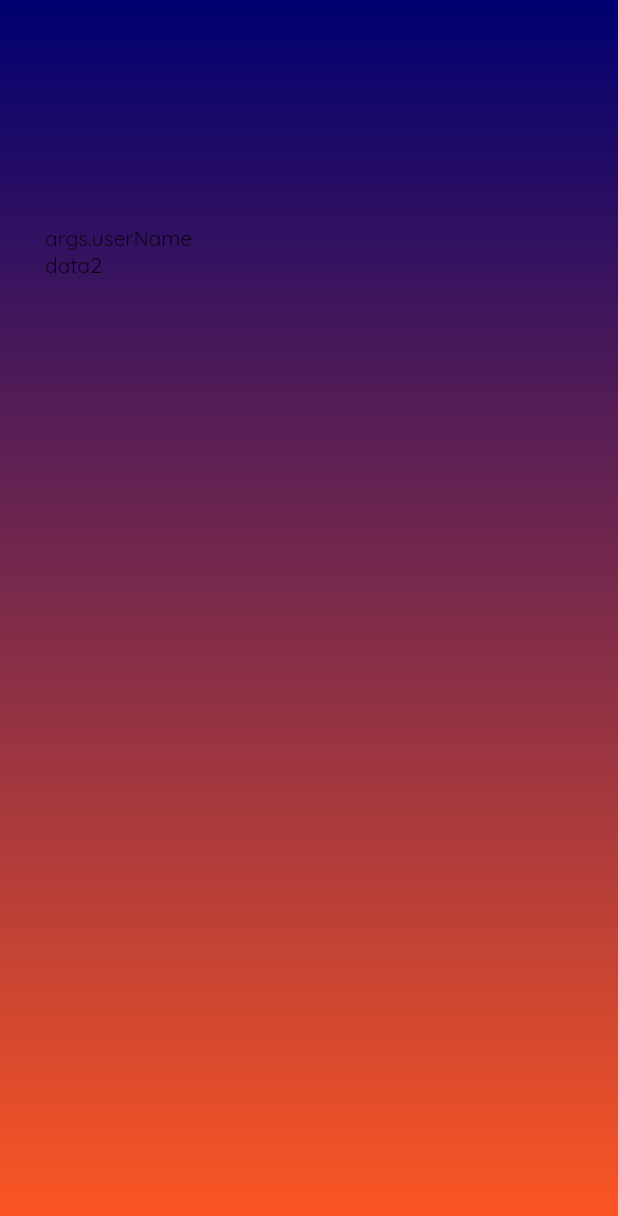
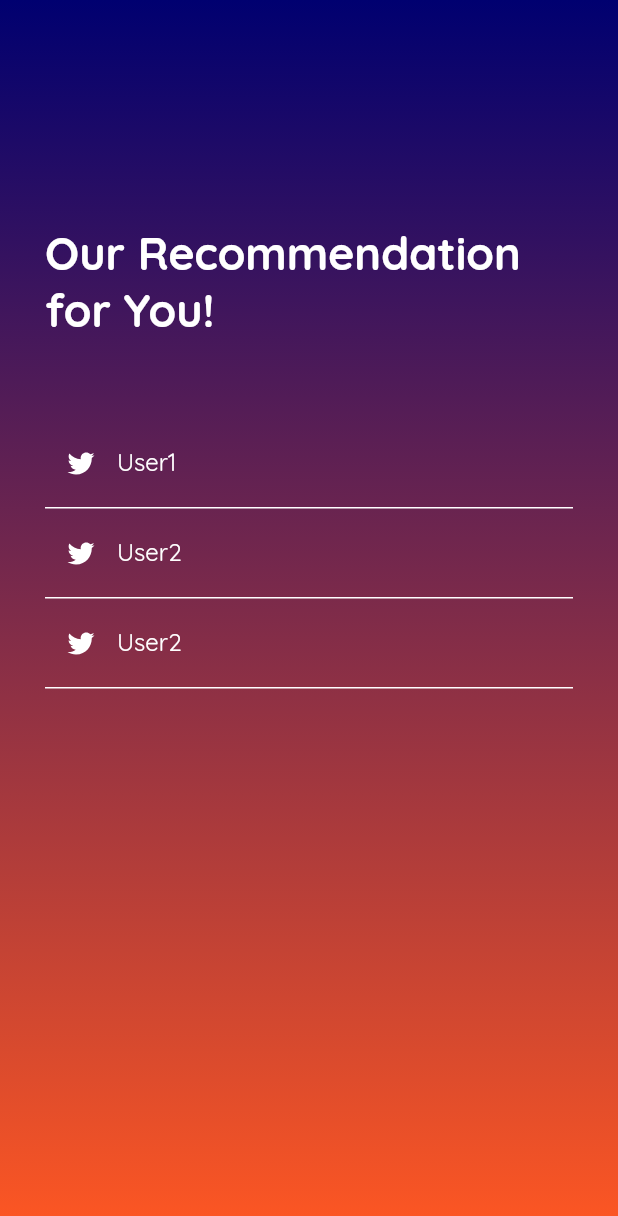
Before and after one commit to OzgeAydin982/UnifyYeni, a Flutter app: the GetRecPage screen opened by its route, on a phone screen of 412 x 824 dp. Shown: the top 1216 px of the screen. Run offline on Flutter 3.47's test engine with Material 2 defaults, Android fonts, the phone set to English and light mode, and no system bars; our stand-ins replace cloud_firestore, firebase_auth, firebase_core, firebase_messaging, line_icons; accounts and stored records are empty.

Commit message:
Update GetRec

```diff
--- a/lib/screens/GetRec.dart
+++ b/lib/screens/GetRec.dart
@@ -7,11 +7,131 @@ import 'package:unify_app/screens/tabs/recommendation.dart';
 import 'package:unify_app/utils/color.dart';
 
 class GetRecPage extends StatelessWidget {
-@override
-Widget build(BuildContext context) {
+  final _formKey = GlobalKey<FormState>();
+  @override
+  Widget build(BuildContext context) {
+    // Change Status Bar Color
+    SystemChrome.setSystemUIOverlayStyle(
+      SystemUiOverlayStyle(statusBarColor: primaryColor),
+    );
+    final pageTitle = Column(
+      //crossAxisAlignment: CrossAxisAlignment.start,
+      children: <Widget>[
+        Text(
+          "Our Recommendation for You!",
+          style: TextStyle(
+            fontWeight: FontWeight.bold,
+            color: Colors.white,
+            fontSize: 30.0,
+          ),
+        ),
+        Text(
+          "",
+          style: TextStyle(
+            color: Colors.white,
+            fontSize: 18.0,
+            fontWeight: FontWeight.w500,
+          ),
+        )
+      ],
+    );
 
+    final emailField = TextFormField(
+      decoration: InputDecoration(
+        labelText: 'User1',
+        labelStyle: TextStyle(color: Colors.white),
+        prefixIcon: Icon(
+          LineIcons.twitter,
+          color: Colors.white,
+        ),
+        enabledBorder: UnderlineInputBorder(
+          borderSide: BorderSide(color: Colors.white),
+        ),
+        focusedBorder: UnderlineInputBorder(
+          borderSide: BorderSide(color: Colors.white),
+        ),
+      ),
+      keyboardType: TextInputType.emailAddress,
+      style: TextStyle(color: Colors.white),
+      cursorColor: Colors.white,
+    );
 
+    final passwordField = TextFormField(
+      decoration: InputDecoration(
+        labelText: 'User2',
+        labelStyle: TextStyle(color: Colors.white),
+        prefixIcon: Icon(
+          LineIcons.twitter,
+          color: Colors.white,
+        ),
+        enabledBorder: UnderlineInputBorder(
+          borderSide: BorderSide(color: Colors.white),
+        ),
+        focusedBorder: UnderlineInputBorder(
+          borderSide: BorderSide(color: Colors.white),
+        ),
+      ),
+      keyboardType: TextInputType.text,
+      style: TextStyle(color: Colors.white),
+      cursorColor: Colors.white,
+      obscureText: true,
+    );
+    final userField = TextFormField(
+      decoration: InputDecoration(
+        labelText: 'User2',
+        labelStyle: TextStyle(color: Colors.white),
+        prefixIcon: Icon(
+          LineIcons.twitter,
+          color: Colors.white,
+        ),
+        enabledBorder: UnderlineInputBorder(
+          borderSide: BorderSide(color: Colors.white),
+        ),
+        focusedBorder: UnderlineInputBorder(
+          borderSide: BorderSide(color: Colors.white),
+        ),
+      ),
+      keyboardType: TextInputType.text,
+      style: TextStyle(color: Colors.white),
+      cursorColor: Colors.white,
+      obscureText: true,
+    );
 
+    final signupForm = Padding(
+      padding: EdgeInsets.only(top: 30.0),
+      child: Form(
+        key: _formKey,
+        child: Column(
+          children: <Widget>[emailField, passwordField, userField],
+        ),
+      ),
+    );
+
+    /*final signupBtn = Container(
+      margin: EdgeInsets.only(top: 40.0),
+      height: 60.0,
+      width: MediaQuery.of(context).size.width,
+      decoration: BoxDecoration(
+        borderRadius: BorderRadius.circular(7.0),
+        border: Border.all(color: Colors.white),
+        color: Colors.white,
+      ),
+      child: RaisedButton(
+        elevation: 5.0,
+        onPressed: () => Navigator.pushNamed(context, wordsViewRoute),
+        color: Colors.white,
+        shape: new RoundedRectangleBorder(
+          borderRadius: new BorderRadius.circular(7.0),
+        ),
+        child: Text(
+          'Sign Up with LinkedIN',
+          style: TextStyle(
+            fontWeight: FontWeight.w800,
+            fontSize: 20.0,
+          ),
+        ),
+      ),
+    );*/
 
 
     return Scaffold(
@@ -24,9 +144,9 @@ Widget build(BuildContext context) {
           child: Column(
             crossAxisAlignment: CrossAxisAlignment.start,
             children: <Widget>[
-              Text("args.userName"),
-              Text("data2"),
-              //getRecomBtn,
+              pageTitle,
+              signupForm,
+              //signupBtn,
             ],
           ),
         ),
```
